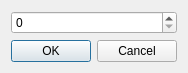
First picture: the form in Tools/HolocronToolset/src/ui/dialogs/modded_value_spinbox.ui, repository NickHugi/PyKotor, before the edit.
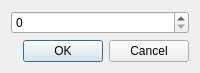
Second picture: the form after the edit.

What changed in the file:
```diff
--- a/Tools/HolocronToolset/src/ui/dialogs/modded_value_spinbox.ui
+++ b/Tools/HolocronToolset/src/ui/dialogs/modded_value_spinbox.ui
@@ -6,7 +6,7 @@
    <rect>
     <x>0</x>
     <y>0</y>
-    <width>176</width>
+    <width>200</width>
     <height>69</height>
    </rect>
   </property>
```
